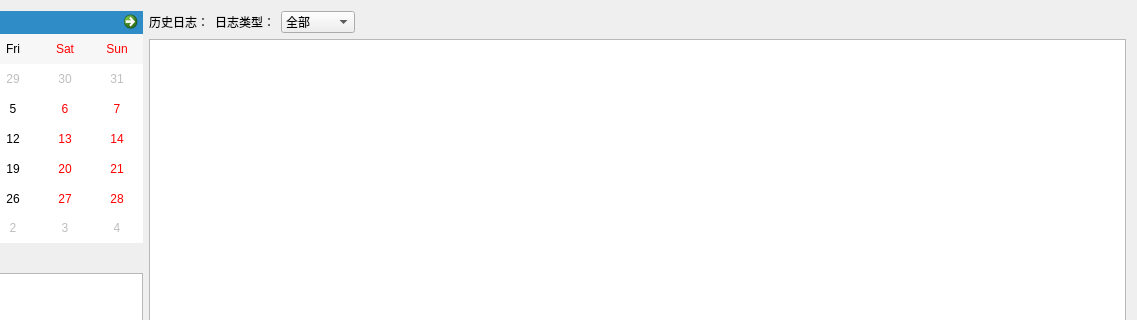
Old version of the form LogViewer/log_viewer.ui in the repository SanXiaoXing/PyUtilDemos; both pictures show x 287 to 1424 and y 0 to 320 of the 1424 by 824 pixel window.
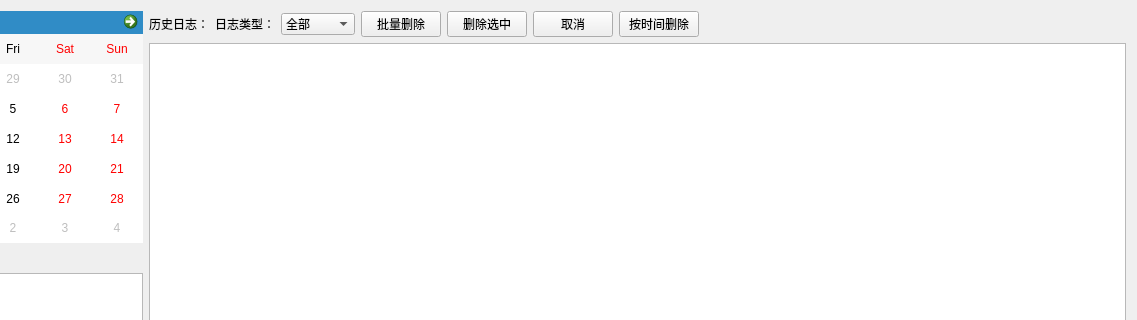
New version of the form.

Commit message: feat(LogViewer): 增加日志文件删除及批量删除功能，新增对应日期日志文件删除

Diff of the .ui file:
```diff
--- a/LogViewer/log_viewer.ui
+++ b/LogViewer/log_viewer.ui
@@ -68,6 +68,40 @@
          </item>
         </widget>
        </item>
+       <item>
+        <widget class="QPushButton" name="pushButton_batchMode">
+         <property name="text">
+          <string>批量删除</string>
+         </property>
+        </widget>
+       </item>
+       <item>
+        <widget class="QPushButton" name="pushButton_deleteSelected">
+         <property name="text">
+          <string>删除选中</string>
+         </property>
+         <property name="visible">
+          <bool>false</bool>
+         </property>
+        </widget>
+       </item>
+       <item>
+        <widget class="QPushButton" name="pushButton_cancelBatch">
+         <property name="text">
+          <string>取消</string>
+         </property>
+         <property name="visible">
+          <bool>false</bool>
+         </property>
+        </widget>
+       </item>
+       <item>
+        <widget class="QPushButton" name="pushButton_deleteByDate">
+         <property name="text">
+          <string>按时间删除</string>
+         </property>
+        </widget>
+       </item>
        <item>
         <spacer name="horizontalSpacer">
          <property name="orientation">
```
The commit also changes 4 other files.
